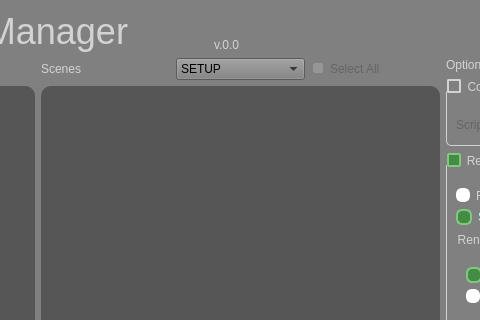
Old version of the form app/plugins/harmonyFarmManager/ui/dialog.ui in the repository otmbneto/BirdoApp; both pictures show x 196 to 676 and y 0 to 320 of the 804 by 640 pixel window.
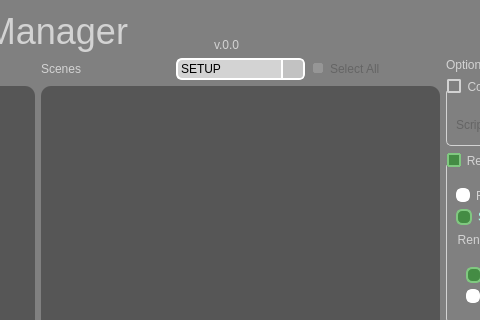
New version of the form.

Commit message: update BatchMan - checkeble render groupbox, delete old file .py, update stylesheet

Patch:
```diff
--- a/app/plugins/harmonyFarmManager/ui/dialog.ui
+++ b/app/plugins/harmonyFarmManager/ui/dialog.ui
@@ -214,6 +214,65 @@
 QRadioButton::indicator::unchecked::disabled {
 	border: 2px solid gray;
 	background-color: rgb(150, 150, 150);
+}
+
+QComboBox {
+	color: black;
+    border: 2px solid white;
+    border-radius: 6px;
+    padding: 1px 18px 1px 3px;
+    min-width: 6em;
+}
+
+QComboBox:!editable, QComboBox::drop-down:editable {
+     background: lightgray;
+}
+
+QComboBox:on { /* shift the text when the popup opens */
+    padding-top: 3px;
+    padding-left: 4px;
+}
+
+QComboBox::drop-down {
+    width: 20px;
+	background-color: rgb(194, 194, 194);
+    border-left-width: 2px;
+    border-left-color: white;
+    border-left-style: solid; /* just a single line */
+    border-top-right-radius: 3px; /* same radius as the QComboBox */
+    border-bottom-right-radius: 3px;
+}
+
+QComboBox:hover{
+    border: 2px solid #05B8CC;
+    color: gray;
+}
+
+QComboBox QAbstractItemView{
+    border: 2px solid white;
+	border-radius: 10px;
+    color: gray;
+	background-color: lightgray;
+    selection-background-color: #05B8CC;
+	selection-color: white;
+	padding: 3px 3px ;
+}
+
+QComboBox:disabled{
+	color: rgb(250, 150, 120);
+	background-color: rgb(220, 190, 190);
+    border-color: lightgray;
+}
+
+QComboBox::drop-down:disabled {
+	background-color: gray;
+    border-left-color: rgb(150, 150, 150);
+}
+
+QComboBox:disabled{
+	color: rgb(100, 100, 100);
+	background-color: gray;
+    border: 2px solid rgb(100, 100, 100);
 }</string>
   </property>
   <layout class="QGridLayout" name="gridLayout_2">
```
Left out of the diff: 59 changed lines with no effect on the pictures. The commit also changes 2 other files.
